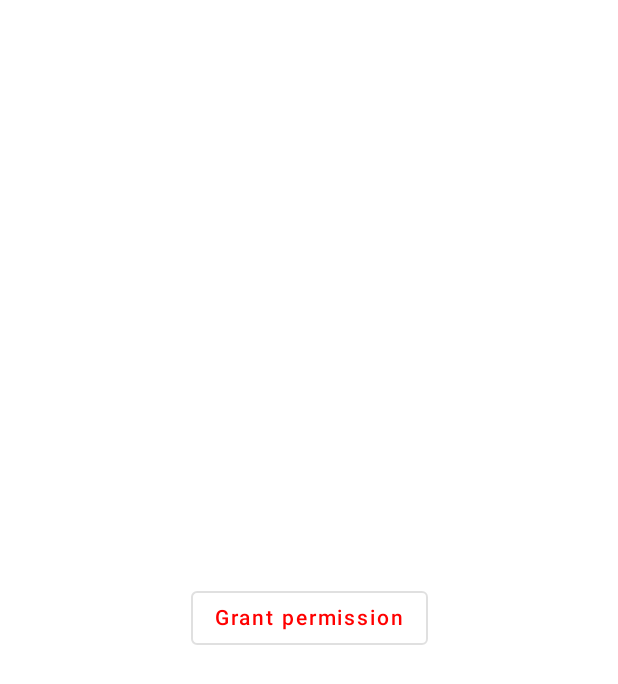
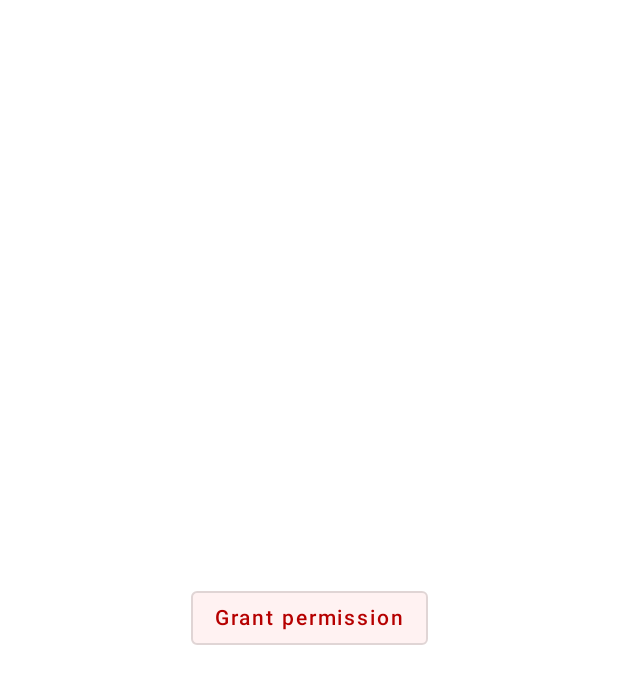
Before and after one commit to gabrielfeo/TouchBlocker, an Android app built with Jetpack Compose: the @Preview function ManageScreenWithoutPermission, on a phone screen of 412 x 824 dp. Shown: the top 684 px of the screen. Run offline under Robolectric (Android 15) with nearby library versions, the phone set to English and light mode, and no system bars.

Commit message:
Change permission button colors

```diff
--- a/app/src/main/java/com/gabrielfeo/touchblocker/ManageScreen.kt
+++ b/app/src/main/java/com/gabrielfeo/touchblocker/ManageScreen.kt
@@ -41,7 +41,10 @@ fun ManageScreen(
 private fun GrantPermissionButton(onGrantPermissionClick: () -> Unit) {
     OutlinedButton(
         onClick = onGrantPermissionClick,
-        colors = ButtonDefaults.outlinedButtonColors(contentColor = Color.Red)
+        colors = ButtonDefaults.outlinedButtonColors(
+            contentColor = Color(0xFFB60000),
+            backgroundColor = Color(0x0DFF0000)
+        )
     ) {
         Text("Grant permission")
     }
```
